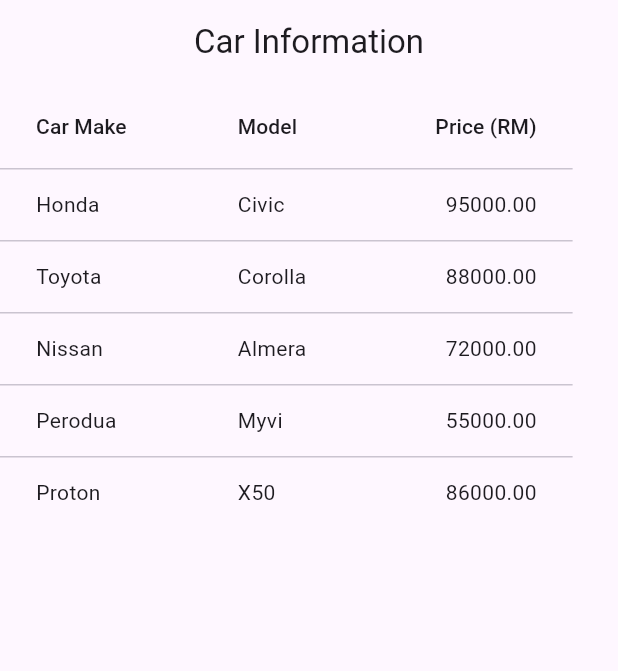
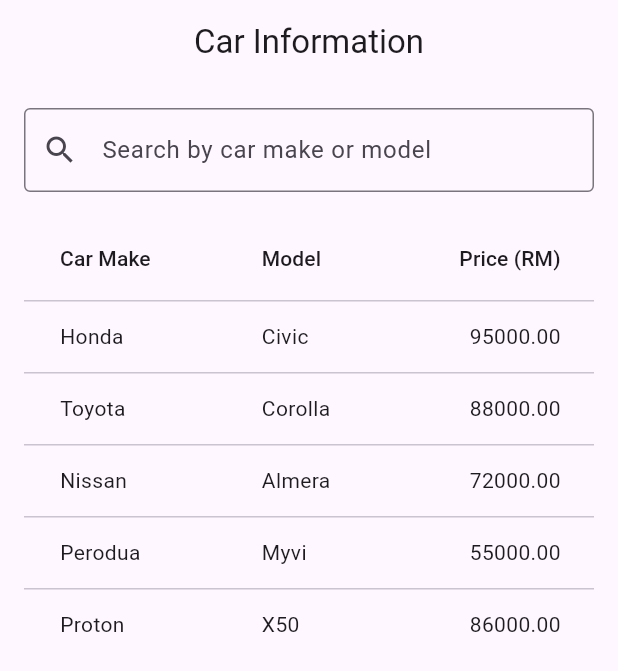
Before and after one commit to Joyce-la/TMA3084_G02_104596_Lab05_Lesson07, a Flutter app: the screen it shows after launch, on a phone screen of 412 x 824 dp. Shown: the top 671 px of the screen. Run offline on Flutter 3.47's test engine with Material 3 defaults, Android fonts, the phone set to English and light mode, and no system bars; our stand-ins replace material_ui.

Commit message:
feat: add car search using Codex

```diff
--- a/lib/main.dart
+++ b/lib/main.dart
@@ -44,6 +44,7 @@ class _CarTableScreenState extends State<CarTableScreen> {
 
   int? _sortColumnIndex;
   bool _sortAscending = true;
+  String _searchQuery = '';
 
   void _sort(int columnIndex, int Function(Car a, Car b) compare) {
     setState(() {
@@ -64,9 +65,32 @@ class _CarTableScreenState extends State<CarTableScreen> {
 
   @override
   Widget build(BuildContext context) {
+    final query = _searchQuery.trim().toLowerCase();
+    final filteredCars = _cars.where((car) {
+      return car.make.toLowerCase().contains(query) ||
+          car.model.toLowerCase().contains(query);
+    }).toList();
+
     return Scaffold(
       appBar: AppBar(title: const Text('Car Information'), centerTitle: true),
-      body: SingleChildScrollView(
+      body: Padding(
+        padding: const EdgeInsets.all(16),
+        child: Column(
+          crossAxisAlignment: CrossAxisAlignment.stretch,
+          children: [
+            TextField(
+              decoration: const InputDecoration(
+                labelText: 'Search by car make or model',
+                prefixIcon: Icon(Icons.search),
+                border: OutlineInputBorder(),
+              ),
+              onChanged: (value) => setState(() => _searchQuery = value),
+            ),
+            const SizedBox(height: 16),
+            Expanded(
+              child: filteredCars.isEmpty
+                  ? const Center(child: Text('No cars match your search.'))
+                  : SingleChildScrollView(
                       scrollDirection: Axis.horizontal,
                       child: DataTable(
                         sortColumnIndex: _sortColumnIndex,
@@ -75,24 +99,33 @@ class _CarTableScreenState extends State<CarTableScreen> {
                           DataColumn(
                             label: const Text('Car Make'),
                             onSort: (columnIndex, ascending) {
-                _sort(columnIndex, (a, b) => a.make.compareTo(b.make));
+                              _sort(
+                                columnIndex,
+                                (a, b) => a.make.compareTo(b.make),
+                              );
                             },
                           ),
                           DataColumn(
                             label: const Text('Model'),
                             onSort: (columnIndex, ascending) {
-                _sort(columnIndex, (a, b) => a.model.compareTo(b.model));
+                              _sort(
+                                columnIndex,
+                                (a, b) => a.model.compareTo(b.model),
+                              );
                             },
                           ),
                           DataColumn(
                             label: const Text('Price (RM)'),
                             numeric: true,
                             onSort: (columnIndex, ascending) {
-                _sort(columnIndex, (a, b) => a.price.compareTo(b.price));
+                              _sort(
+                                columnIndex,
+                                (a, b) => a.price.compareTo(b.price),
+                              );
                             },
                           ),
                         ],
-          rows: _cars.map((car) {
+                        rows: filteredCars.map((car) {
                           return DataRow(
                             cells: [
                               DataCell(Text(car.make)),
@@ -103,6 +136,10 @@ class _CarTableScreenState extends State<CarTableScreen> {
                         }).toList(),
                       ),
                     ),
+            ),
+          ],
+        ),
+      ),
     );
   }
 }
```
Lines whose indentation alone changed are shown as unchanged.
